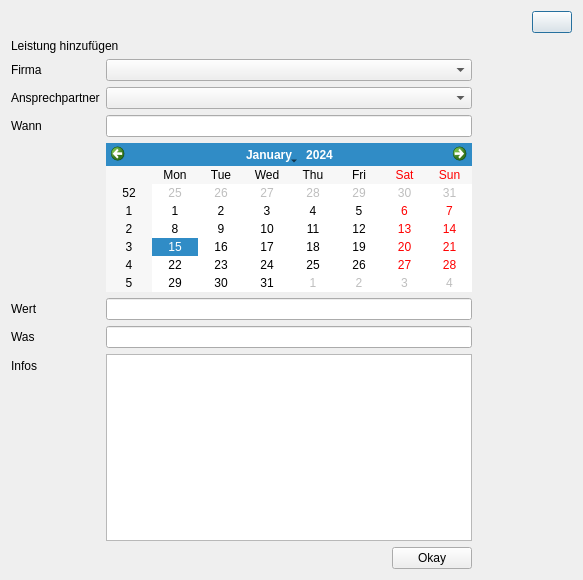
Above: createactivity.ui from green-lion-racing/glr-database before the change. Below: the same form after it.
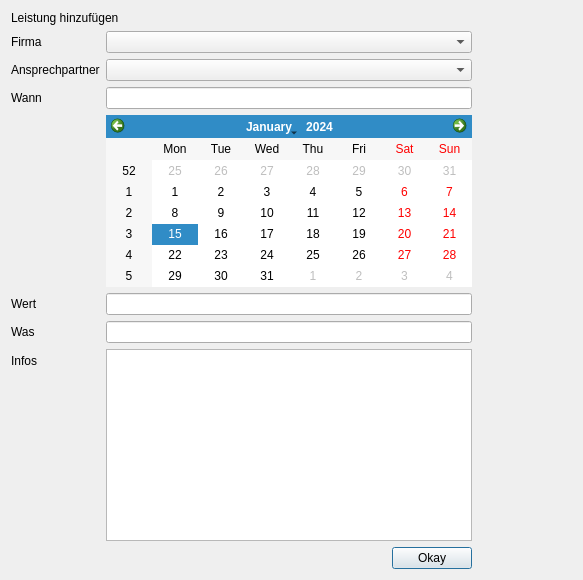
That is the form after the change.

The edit to the form file:
```diff
--- a/createactivity.ui
+++ b/createactivity.ui
@@ -16,30 +16,6 @@
   <layout class="QVBoxLayout" name="verticalLayout_2">
    <item>
     <layout class="QVBoxLayout" name="verticalLayout">
-     <item>
-      <layout class="QHBoxLayout" name="horizontalLayout">
-       <item>
-        <spacer name="horizontalSpacer">
-         <property name="orientation">
-          <enum>Qt::Horizontal</enum>
-         </property>
-         <property name="sizeHint" stdset="0">
-          <size>
-           <width>40</width>
-           <height>20</height>
-          </size>
-         </property>
-        </spacer>
-       </item>
-       <item>
-        <widget class="QPushButton" name="pb_close">
-         <property name="text">
-          <string/>
-         </property>
-        </widget>
-       </item>
-      </layout>
-     </item>
      <item>
       <widget class="QLabel" name="l_dialogTitle">
        <property name="text">
```
